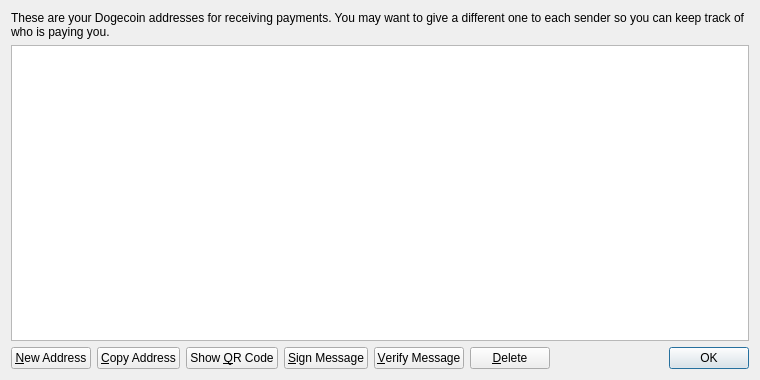
Qt form src/qt/forms/addressbookpage.ui (corgicoin/corgicoin) before a commit.
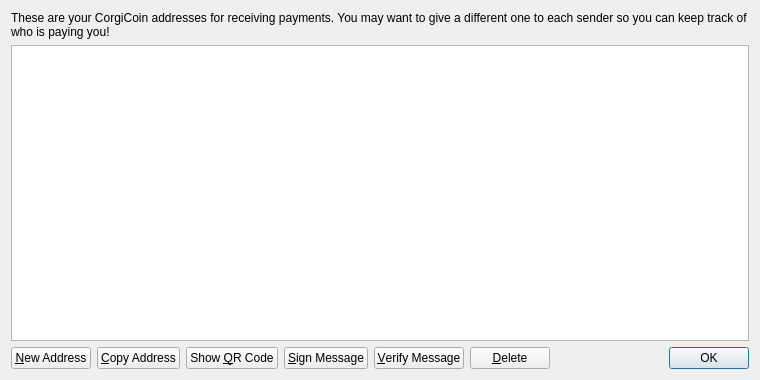
The same form after that commit. Icons and pictures are not drawn.

The edit to the form file:
```diff
--- a/src/qt/forms/addressbookpage.ui
+++ b/src/qt/forms/addressbookpage.ui
@@ -17,7 +17,7 @@
    <item>
     <widget class="QLabel" name="labelExplanation">
      <property name="text">
-      <string>These are your Dogecoin addresses for receiving payments. You may want to give a different one to each sender so you can keep track of who is paying you.</string>
+      <string>These are your CorgiCoin addresses for receiving payments. You may want to give a different one to each sender so you can keep track of who is paying you!</string>
      </property>
      <property name="textFormat">
       <enum>Qt::PlainText</enum>
```
